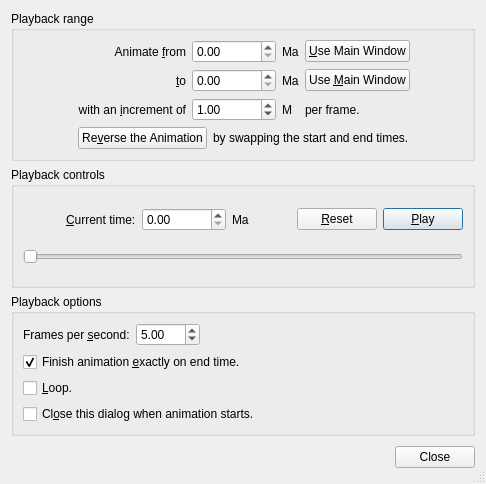
First picture: the form in src/qt-widgets/AnimateDialogUi.ui, repository GPlates/GPlates, before the edit.
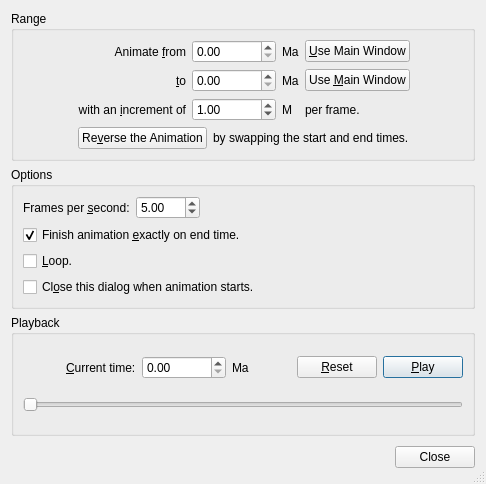
Second picture: the form after the edit. Icons and pictures are not drawn.

```diff
--- a/src/qt-widgets/AnimateDialogUi.ui
+++ b/src/qt-widgets/AnimateDialogUi.ui
@@ -22,7 +22,7 @@
    <item>
     <widget class="QGroupBox" name="groupBox" >
      <property name="title" >
-      <string>Playback range</string>
+      <string>Range</string>
      </property>
      <layout class="QVBoxLayout" >
       <item>
@@ -231,10 +231,98 @@
      </layout>
     </widget>
    </item>
+   <item>
+    <widget class="QGroupBox" name="groupbox_Playback_Options" >
+     <property name="title" >
+      <string>Options</string>
+     </property>
+     <layout class="QVBoxLayout" >
+      <item>
+       <layout class="QHBoxLayout" >
+        <property name="spacing" >
+         <number>6</number>
+        </property>
+        <property name="leftMargin" >
+         <number>0</number>
+        </property>
+        <property name="topMargin" >
+         <number>0</number>
+        </property>
+        <property name="rightMargin" >
+         <number>0</number>
+        </property>
+        <property name="bottomMargin" >
+         <number>0</number>
+        </property>
+        <item>
+         <widget class="QLabel" name="label_Frames_per_second" >
+          <property name="text" >
+           <string>Frames per &amp;second:</string>
+          </property>
+          <property name="buddy" >
+           <cstring>widget_Frames_per_second</cstring>
+          </property>
+         </widget>
+        </item>
+        <item>
+         <widget class="QDoubleSpinBox" name="widget_Frames_per_second" >
+          <property name="minimum" >
+           <double>0.100000000000000</double>
+          </property>
+          <property name="maximum" >
+           <double>100.000000000000000</double>
+          </property>
+          <property name="value" >
+           <double>5.000000000000000</double>
+          </property>
+         </widget>
+        </item>
+        <item>
+         <spacer>
+          <property name="orientation" >
+           <enum>Qt::Horizontal</enum>
+          </property>
+          <property name="sizeHint" >
+           <size>
+            <width>40</width>
+            <height>20</height>
+           </size>
+          </property>
+         </spacer>
+        </item>
+       </layout>
+      </item>
+      <item>
+       <widget class="QCheckBox" name="checkbox_Finish_animation_on_end_time" >
+        <property name="text" >
+         <string>Finish animation &amp;exactly on end time.</string>
+        </property>
+        <property name="checked" >
+         <bool>true</bool>
+        </property>
+       </widget>
+      </item>
+      <item>
+       <widget class="QCheckBox" name="checkbox_Loop" >
+        <property name="text" >
+         <string>&amp;Loop.</string>
+        </property>
+       </widget>
+      </item>
+      <item>
+       <widget class="QCheckBox" name="checkbox_Close_dialog_when_animation_starts" >
+        <property name="text" >
+         <string>Cl&amp;ose this dialog when animation starts.</string>
+        </property>
+       </widget>
+      </item>
+     </layout>
+    </widget>
+   </item>
    <item>
     <widget class="QGroupBox" name="groupbox_Playback_controls" >
      <property name="title" >
-      <string>Playback controls</string>
+      <string>Playback</string>
      </property>
      <layout class="QVBoxLayout" >
       <item>
@@ -363,94 +451,6 @@
      </layout>
     </widget>
    </item>
-   <item>
-    <widget class="QGroupBox" name="groupbox_Playback_Options" >
-     <property name="title" >
-      <string>Playback options</string>
-     </property>
-     <layout class="QVBoxLayout" >
-      <item>
-       <layout class="QHBoxLayout" >
-        <property name="spacing" >
-         <number>6</number>
-        </property>
-        <property name="leftMargin" >
-         <number>0</number>
-        </property>
-        <property name="topMargin" >
-         <number>0</number>
-        </property>
-        <property name="rightMargin" >
-         <number>0</number>
-        </property>
-        <property name="bottomMargin" >
-         <number>0</number>
-        </property>
-        <item>
-         <widget class="QLabel" name="label_Frames_per_second" >
-          <property name="text" >
-           <string>Frames per &amp;second:</string>
-          </property>
-          <property name="buddy" >
-           <cstring>widget_Frames_per_second</cstring>
-          </property>
-         </widget>
-        </item>
-        <item>
-         <widget class="QDoubleSpinBox" name="widget_Frames_per_second" >
-          <property name="minimum" >
-           <double>0.100000000000000</double>
-          </property>
-          <property name="maximum" >
-           <double>100.000000000000000</double>
-          </property>
-          <property name="value" >
-           <double>5.000000000000000</double>
-          </property>
-         </widget>
-        </item>
-        <item>
-         <spacer>
-          <property name="orientation" >
-           <enum>Qt::Horizontal</enum>
-          </property>
-          <property name="sizeHint" >
-           <size>
-            <width>40</width>
-            <height>20</height>
-           </size>
-          </property>
-         </spacer>
-        </item>
-       </layout>
-      </item>
-      <item>
-       <widget class="QCheckBox" name="checkbox_Finish_animation_on_end_time" >
-        <property name="text" >
-         <string>Finish animation &amp;exactly on end time.</string>
-        </property>
-        <property name="checked" >
-         <bool>true</bool>
-        </property>
-       </widget>
-      </item>
-      <item>
-       <widget class="QCheckBox" name="checkbox_Loop" >
-        <property name="text" >
-         <string>&amp;Loop.</string>
-        </property>
-       </widget>
-      </item>
-      <item>
-       <widget class="QCheckBox" name="checkbox_Close_dialog_when_animation_starts" >
-        <property name="text" >
-         <string>Cl&amp;ose this dialog when animation starts.</string>
-        </property>
-       </widget>
-      </item>
-     </layout>
-    </widget>
-   </item>
    <item>
     <layout class="QHBoxLayout" >
      <property name="spacing" >
```
